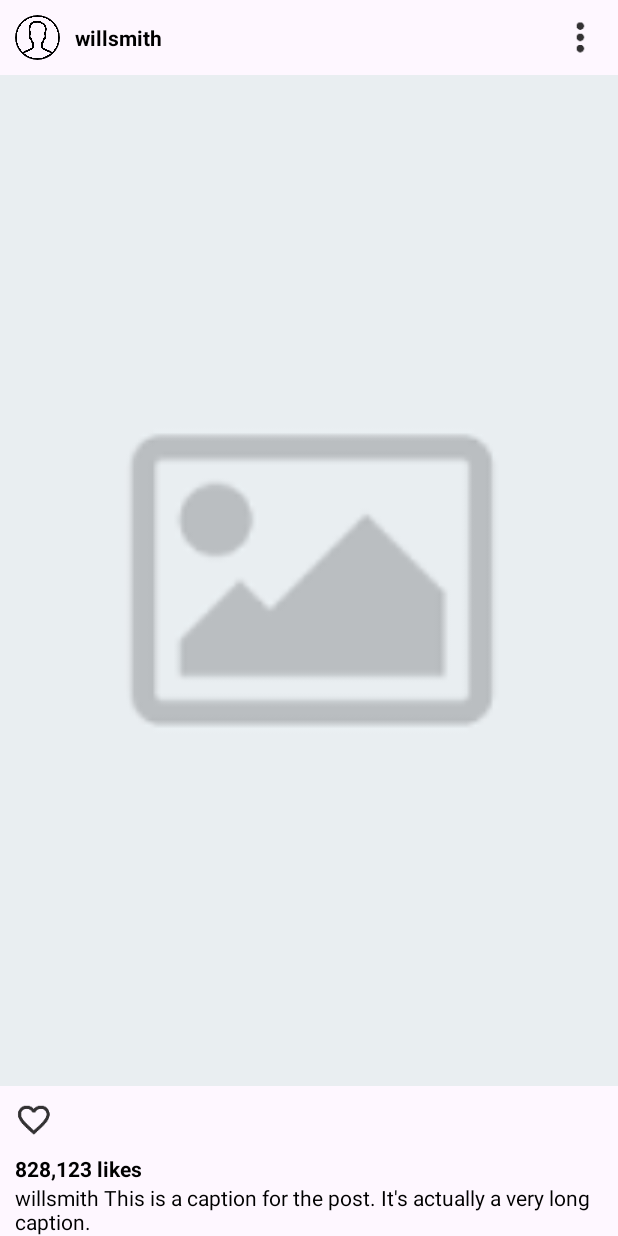
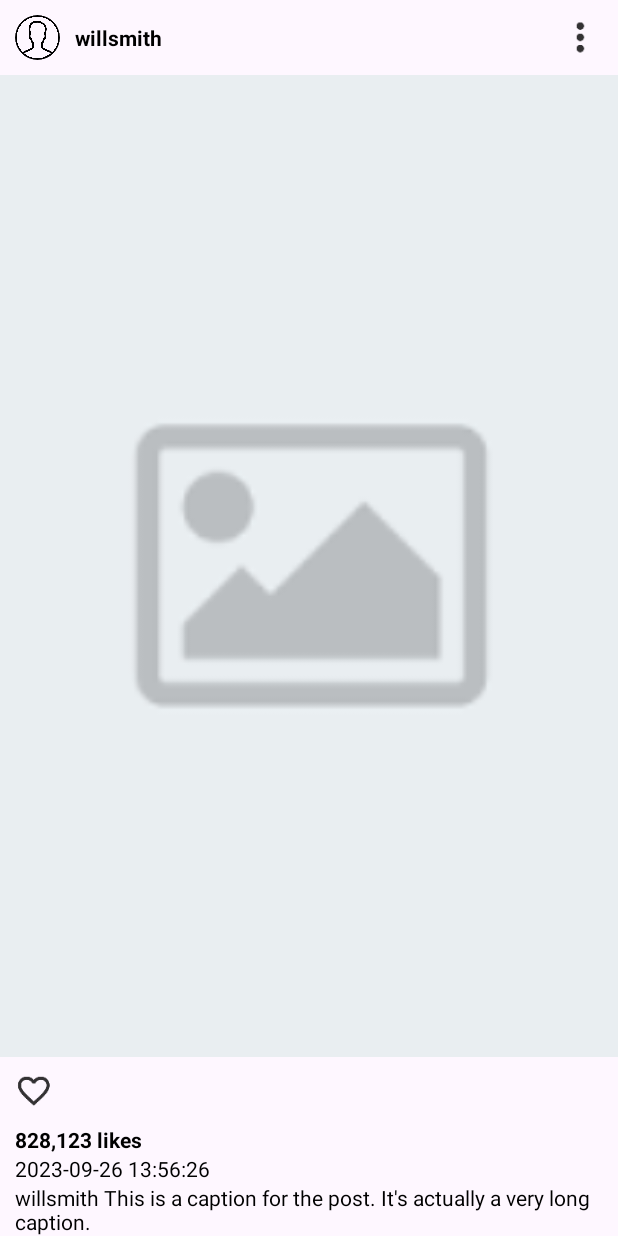
Before and after one commit to KinnHoe/assignment-ocean, an Android app: the layout moment_item.xml on its own in the app's theme, with its tools: preview values and no code run, on a phone screen of 412 x 824 dp. Run offline under Robolectric (Android 15) with nearby library versions, the light colour scheme and no system bars.

Commit message:
Initial Commit

```diff
--- a/app/build.gradle.kts
+++ b/app/build.gradle.kts
@@ -40,7 +40,7 @@ android {
     }
     buildFeatures {
         viewBinding = true
-        dataBinding = true
+
     }
 
 }
@@ -82,5 +82,7 @@ dependencies {
     implementation ("androidx.navigation:navigation-fragment-ktx:2.3.5")
     implementation ("androidx.navigation:navigation-ui-ktx:2.3.5")
 
+    implementation ("com.squareup.picasso:picasso:2.8")
+
 
 }
--- a/app/src/main/AndroidManifest.xml
+++ b/app/src/main/AndroidManifest.xml
@@ -3,6 +3,8 @@
     xmlns:tools="http://schemas.android.com/tools">
 
     <uses-permission android:name="android.permission.READ_EXTERNAL_STORAGE" />
+    <uses-permission android:name="android.permission.INTERNET" />
+    <uses-permission android:name="android.permission.ACCESS_NETWORK_STATE" />
 
     <application
         android:allowBackup="true"
--- a/app/src/main/java/com/example/assignment_ocean/models/Post.kt
+++ b/app/src/main/java/com/example/assignment_ocean/models/Post.kt
@@ -1,8 +1,11 @@
 package com.example.assignment_ocean.models
+
+import com.google.firebase.database.ServerValue
 
 class Post(
     var caption: String,
-    var photo: String?
+    var photo: String?,
+    val timestamp: Any = ServerValue.TIMESTAMP
 ) {
     constructor() : this("", null)
 }
--- a/app/src/main/res/layout/moment_item.xml
+++ b/app/src/main/res/layout/moment_item.xml
@@ -59,7 +59,17 @@
         android:textColor="@color/black"
         app:layout_constraintTop_toBottomOf="@id/like_image"
         app:layout_constraintStart_toStartOf="parent"
-        app:layout_constraintBottom_toTopOf="@id/caption_text"
+        app:layout_constraintBottom_toTopOf="@id/timestamp_text"
+        android:layout_marginStart="10dp"/>
+
+    <TextView
+        android:id="@+id/timestamp_text"
+        android:layout_width="wrap_content"
+        android:layout_height="wrap_content"
+        tools:text="2023-09-26 13:56:26"
+        android:textColor="@color/black"
+        app:layout_constraintTop_toBottomOf="@id/likes_text"
+        app:layout_constraintStart_toStartOf="parent"
         android:layout_marginStart="10dp"/>
 
     <TextView
@@ -68,7 +78,7 @@
         android:layout_height="wrap_content"
         android:paddingStart="10dp"
         android:textColor="@color/black"
-        app:layout_constraintTop_toBottomOf="@id/likes_text"
+        app:layout_constraintTop_toBottomOf="@id/timestamp_text"
         app:layout_constraintStart_toStartOf="parent"
         app:layout_constraintBottom_toBottomOf="parent"
         tools:text="willsmith This is a caption for the post. It's actually a very long caption."/>
```
Also changed, not shown: app/src/main/java/com/example/assignment_ocean/AddPost.kt (+13 -5 lines), app/src/main/java/com/example/assignment_ocean/Moment.kt (+49 -41 lines).
